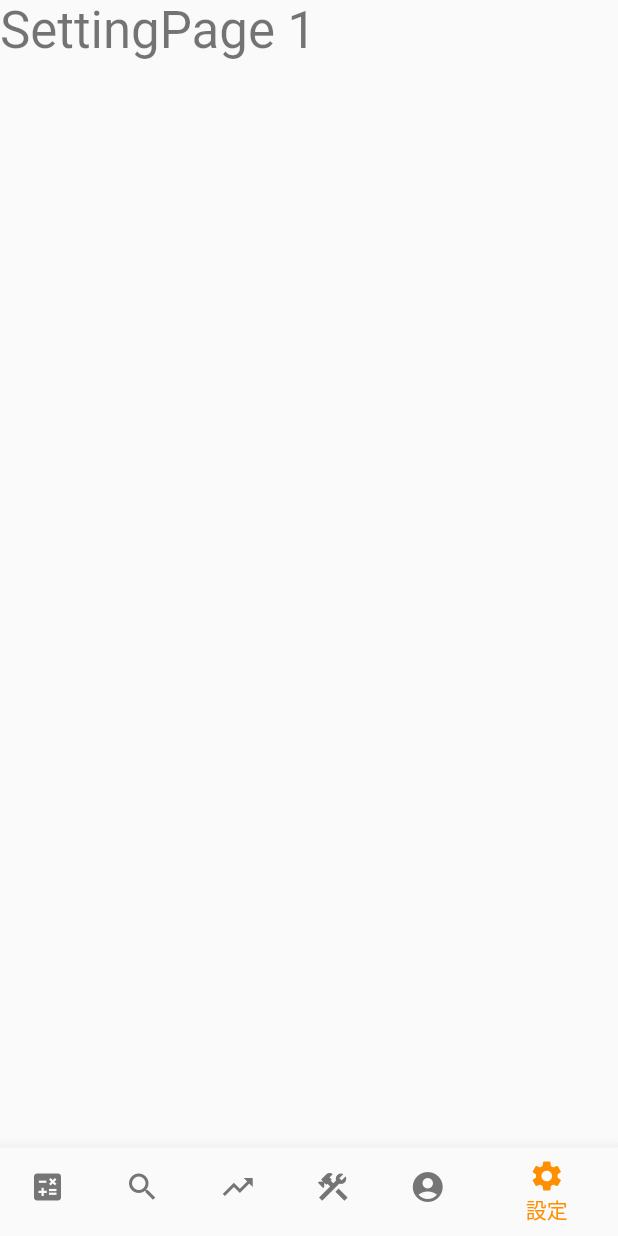
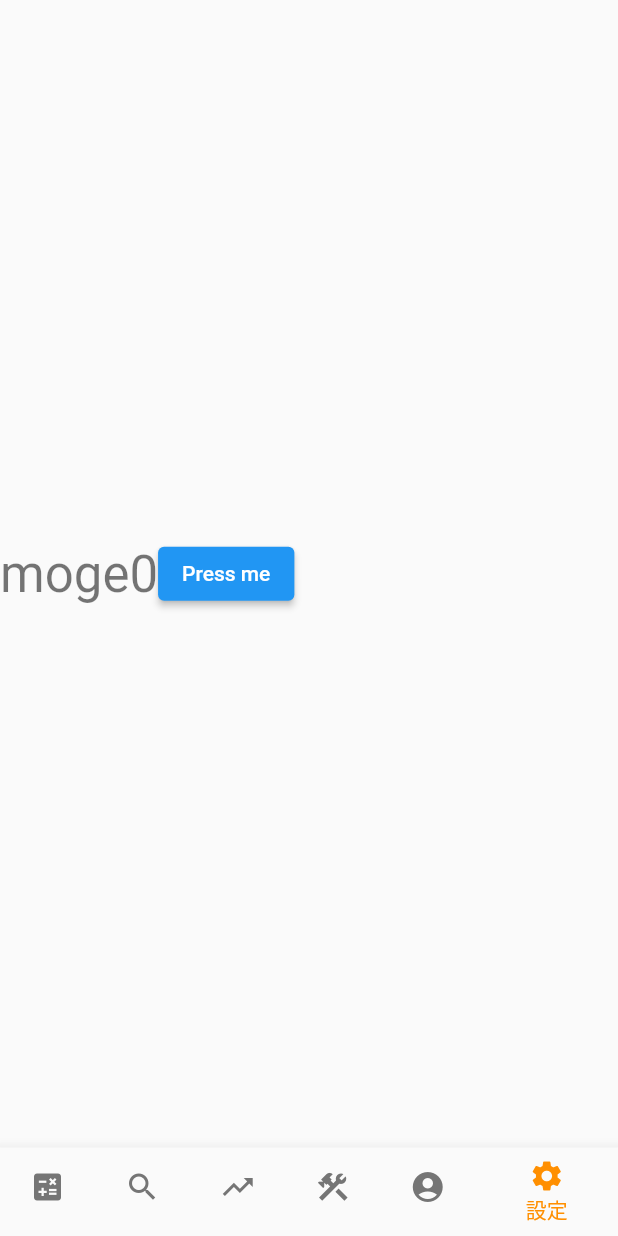
Before and after one commit to yn1323/burger-sauce, a Flutter app: the screen it shows after launch, item 6 of the bottom bar chosen, on a phone screen of 412 x 824 dp. Run offline on Flutter 3.47's test engine with Material 2 defaults, Android fonts, the phone set to English and light mode, and no system bars; our stand-ins replace flutter_riverpod, riverpod_annotation; generated files the repository leaves out were written again.

Commit message:
feat: state management

```diff
--- a/lib/main.dart
+++ b/lib/main.dart
@@ -6,9 +6,10 @@ import 'package:burger_sauce/pages/setting.dart';
 import 'package:burger_sauce/pages/trend.dart';
 import 'package:burger_sauce/templates/my_scaffold.dart';
 import 'package:flutter/material.dart';
+import 'package:flutter_riverpod/flutter_riverpod.dart';
 
 void main() {
-  runApp(const MyApp());
+  runApp(const ProviderScope(child: MyApp()));
 }
 
 class MyApp extends StatelessWidget {
--- a/lib/pages/setting.dart
+++ b/lib/pages/setting.dart
@@ -1,16 +1,36 @@
+import 'package:burger_sauce/providers/counter_provider.dart';
 import 'package:flutter/material.dart';
+import 'package:flutter_riverpod/flutter_riverpod.dart';
 
-class SettingPage extends StatefulWidget {
+class SettingPage extends ConsumerStatefulWidget {
   const SettingPage({super.key});
 
   @override
-  State<SettingPage> createState() => _SettingPageState();
+  SettingPageState createState() => SettingPageState();
 }
 
-class _SettingPageState extends State<SettingPage> {
+class SettingPageState extends ConsumerState<SettingPage> {
   @override
-  Widget build(BuildContext context) {
-    return Text('SettingPage 1',
-        style: Theme.of(context).textTheme.headlineMedium);
+  void initState() {
+    super.initState();
+    ref.read(counterProvider);
+
+    print(ref.read(counterProvider));
+  }
+
+  @override
+  Widget build(
+    BuildContext context,
+  ) {
+    final controller = ref.watch(counterProvider);
+    return Row(children: [
+      Text('moge', style: Theme.of(context).textTheme.headlineMedium),
+      Text(controller.toString(),
+          style: Theme.of(context).textTheme.headlineMedium),
+      ElevatedButton(
+        onPressed: () {},
+        child: const Text('Press me'),
+      ),
+    ]);
   }
 }
--- /dev/null
+++ b/lib/providers/counter_provider.dart
@@ -0,0 +1,13 @@
+import 'package:riverpod_annotation/riverpod_annotation.dart';
+
+part 'counter_provider.g.dart';
+
+@riverpod
+class Counter extends _$Counter {
+  @override
+  int build() => 0;
+
+  void update(int value) {
+    state = value;
+  }
+}
--- a/lib/templates/my_scaffold.dart
+++ b/lib/templates/my_scaffold.dart
@@ -9,13 +9,13 @@ class MyScaffold extends StatefulWidget {
 }
 
 class _MyScaffoldState extends State<MyScaffold> {
-  int _selectedIndex = 0;
+  int _selectedIndex = 5;
   PageController? _controller;
 
   @override
   void initState() {
     super.initState();
-    _controller = PageController();
+    _controller = PageController(initialPage: _selectedIndex);
   }
 
   @override
--- a/pubspec.yaml
+++ b/pubspec.yaml
@@ -35,6 +35,8 @@ dependencies:
   # The following adds the Cupertino Icons font to your application.
   # Use with the CupertinoIcons class for iOS style icons.
   cupertino_icons: ^1.0.2
+  riverpod_annotation: ^2.2.0
+  flutter_riverpod: ^2.4.3
 
 dev_dependencies:
   flutter_test:
@@ -46,6 +48,8 @@ dev_dependencies:
   # package. See that file for information about deactivating specific lint
   # rules and activating additional ones.
   flutter_lints: ^2.0.0
+  riverpod_generator: ^2.3.3
+  build_runner: ^2.4.6
 
 # For information on the generic Dart part of this file, see the
 # following page: https://dart.dev/tools/pub/pubspec
```
Also changed, not shown: lib/providers/counter_provider.g.dart (added), pubspec.lock.
